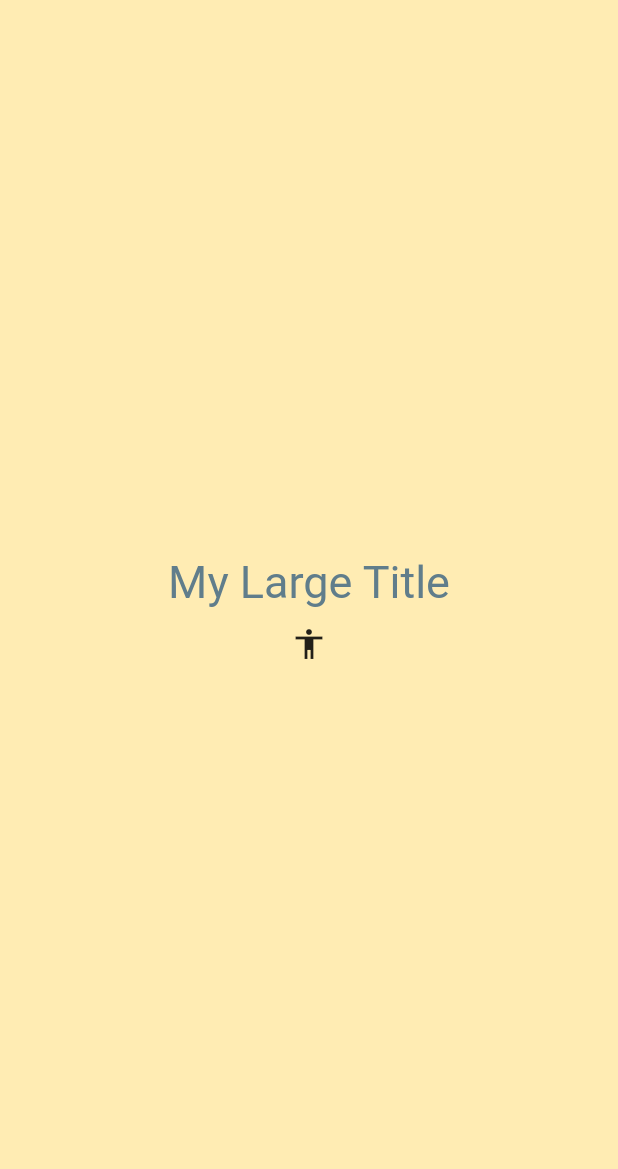
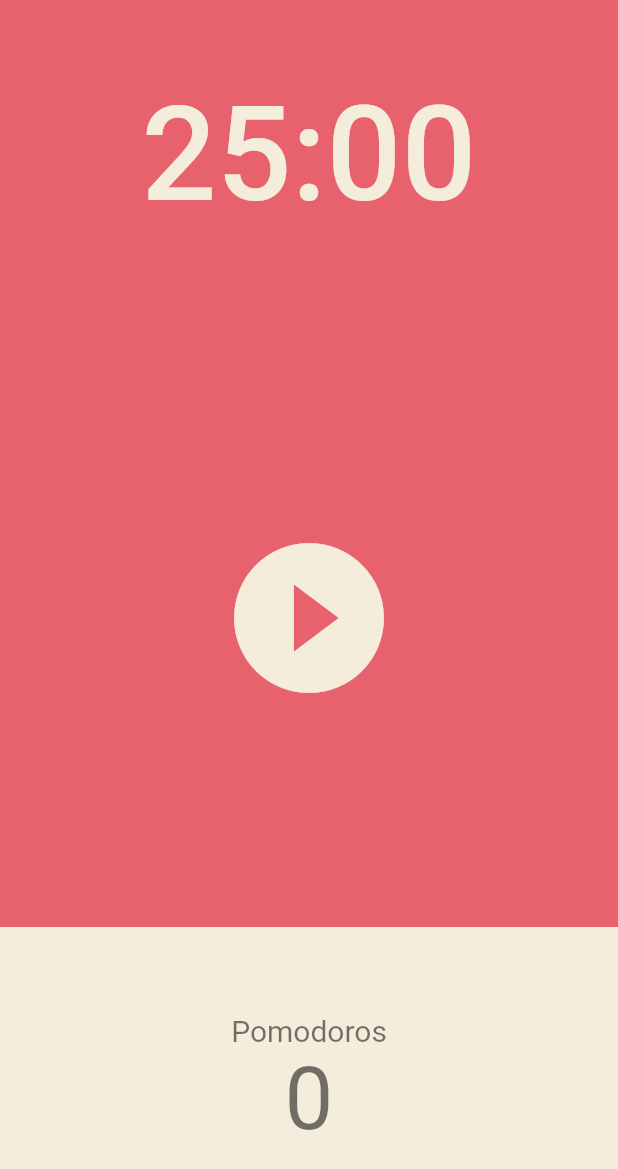
Before and after one commit to jaehee-bae/flutter-for-beginners, a Flutter app: the screen it shows after launch, on a phone screen of 412 x 824 dp. Shown: the top 1169 px of the screen. Run offline on Flutter 3.47's test engine with Material 2 defaults, Android fonts, the phone set to English and light mode, and no system bars.

Commit message:
feat: ~ #5 User Interface (뽀모도로 앱 UI 생성)

```diff
--- a/toonflix/lib/main.dart
+++ b/toonflix/lib/main.dart
@@ -1,4 +1,5 @@
 import 'package:flutter/material.dart';
+import 'package:toonflix/screens/home_screen.dart';
 
 void main() {
   runApp(const App());
@@ -12,75 +13,21 @@ class App extends StatefulWidget {
 }
 
 class _AppState extends State<App> {
-  bool showTitle = true;
-
-  void onClicked() {
-    setState(() {
-      showTitle = !showTitle;
-    });
-  }
-
   @override
   Widget build(BuildContext context) {
     return MaterialApp(
       theme: ThemeData(
+        colorScheme: ColorScheme.fromSwatch(
+          backgroundColor: const Color(0xFFE7626C),
+        ),
         textTheme: const TextTheme(
-          titleLarge: TextStyle(
-            color: Colors.blueGrey,
-            fontSize: 30,
+          displayLarge: TextStyle(
+            color: Color(0xFF232B55),
           ),
         ),
+        cardColor: const Color(0xFFF4EDDB),
       ),
-      home: Scaffold(
-        backgroundColor: Colors.amber.shade100,
-        body: Center(
-          child: Column(
-            mainAxisAlignment: MainAxisAlignment.center,
-            children: [
-              showTitle ? const MyLargeTitle() : const Text('nothing'),
-              IconButton(
-                onPressed: onClicked,
-                icon: const Icon(Icons.accessibility_sharp),
-              ),
-            ],
-          ),
-        ),
-      ),
+      home: const HomeScreen(),
     );
   }
 }
-
-class MyLargeTitle extends StatefulWidget {
-  const MyLargeTitle({
-    super.key,
-  });
-
-  @override
-  State<StatefulWidget> createState() => _MyLargeTitleState();
-}
-
-class _MyLargeTitleState extends State<MyLargeTitle> {
-  @override
-  void initState() {
-    super.initState();
-    print('initState!');
-  }
-
-  @override
-  void dispose() {
-    print('dispose!');
-    super.dispose();
-  }
-
-  @override
-  Widget build(BuildContext context) {
-    print('build!');
-    return Text(
-      'My Large Title',
-      style: TextStyle(
-        fontSize: Theme.of(context).textTheme.titleLarge?.fontSize,
-        color: Theme.of(context).textTheme.titleLarge?.color,
-      ),
-    );
-  }
-}
--- /dev/null
+++ b/toonflix/lib/screens/home_screen.dart
@@ -0,0 +1,87 @@
+import 'package:flutter/material.dart';
+
+class HomeScreen extends StatefulWidget {
+  const HomeScreen({super.key});
+
+  @override
+  State<HomeScreen> createState() => _HomeScreenState();
+}
+
+class _HomeScreenState extends State<HomeScreen> {
+  @override
+  Widget build(BuildContext context) {
+    return Scaffold(
+      backgroundColor: Theme.of(context).colorScheme.background,
+      body: Column(
+        children: [
+          Flexible(
+            flex: 1,
+            child: Container(
+              alignment: Alignment.center,
+              child: Text(
+                '25:00',
+                style: TextStyle(
+                  color: Theme.of(context).cardColor,
+                  fontSize: 88,
+                  fontWeight: FontWeight.w500,
+                ),
+              ),
+            ),
+          ),
+          Flexible(
+            flex: 2,
+            child: Center(
+              child: IconButton(
+                iconSize: 120,
+                color: Theme.of(context).cardColor,
+                onPressed: () {},
+                icon: const Icon(Icons.play_circle_fill_outlined),
+              ),
+            ),
+          ),
+          Flexible(
+            flex: 1,
+            child: Row(
+              children: [
+                Expanded(
+                  child: Container(
+                    decoration: BoxDecoration(
+                      color: Theme.of(context).cardColor,
+                    ),
+                    child: Column(
+                      mainAxisAlignment: MainAxisAlignment.center,
+                      children: [
+                        Text(
+                          'Pomodoros',
+                          style: TextStyle(
+                            fontSize: 20,
+                            fontWeight: FontWeight.w400,
+                            color: Theme.of(context)
+                                .textTheme
+                                .headlineLarge!
+                                .color,
+                          ),
+                        ),
+                        Text(
+                          '0',
+                          style: TextStyle(
+                            fontSize: 58,
+                            fontWeight: FontWeight.w400,
+                            color: Theme.of(context)
+                                .textTheme
+                                .headlineLarge!
+                                .color,
+                          ),
+                        ),
+                      ],
+                    ),
+                  ),
+                ),
+              ],
+            ),
+          ),
+        ],
+      ),
+    );
+  }
+}
```
